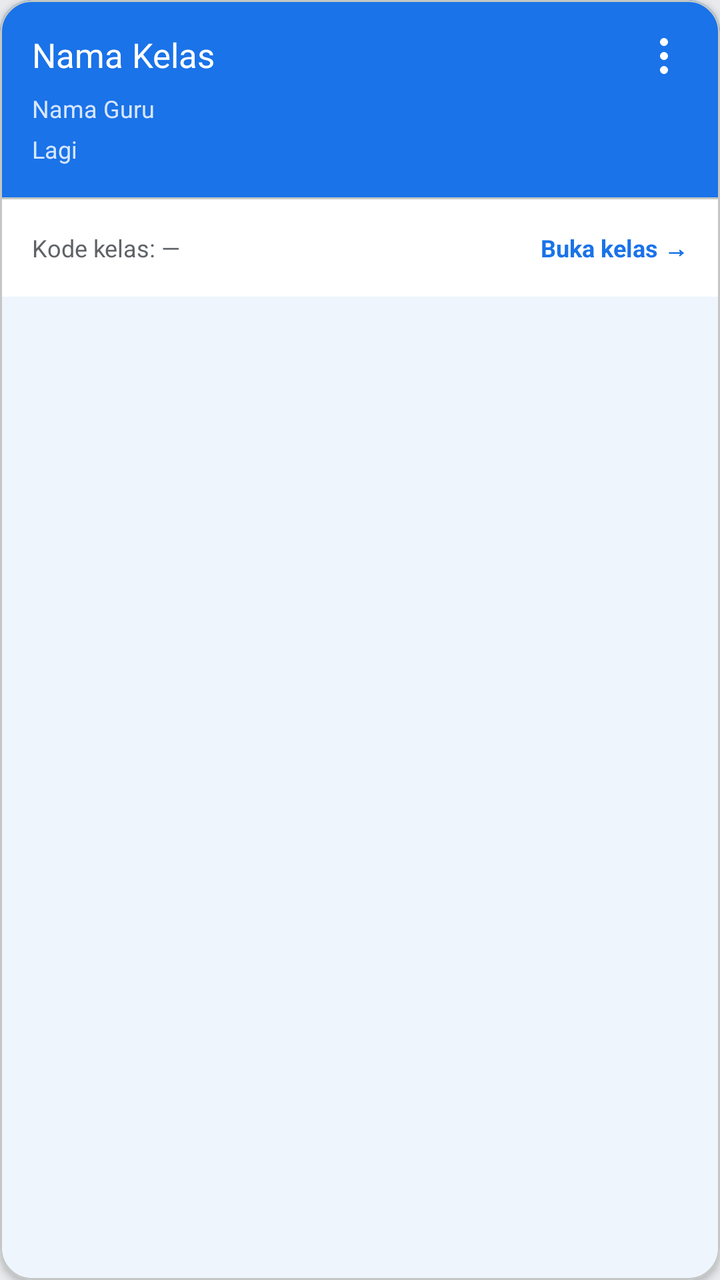
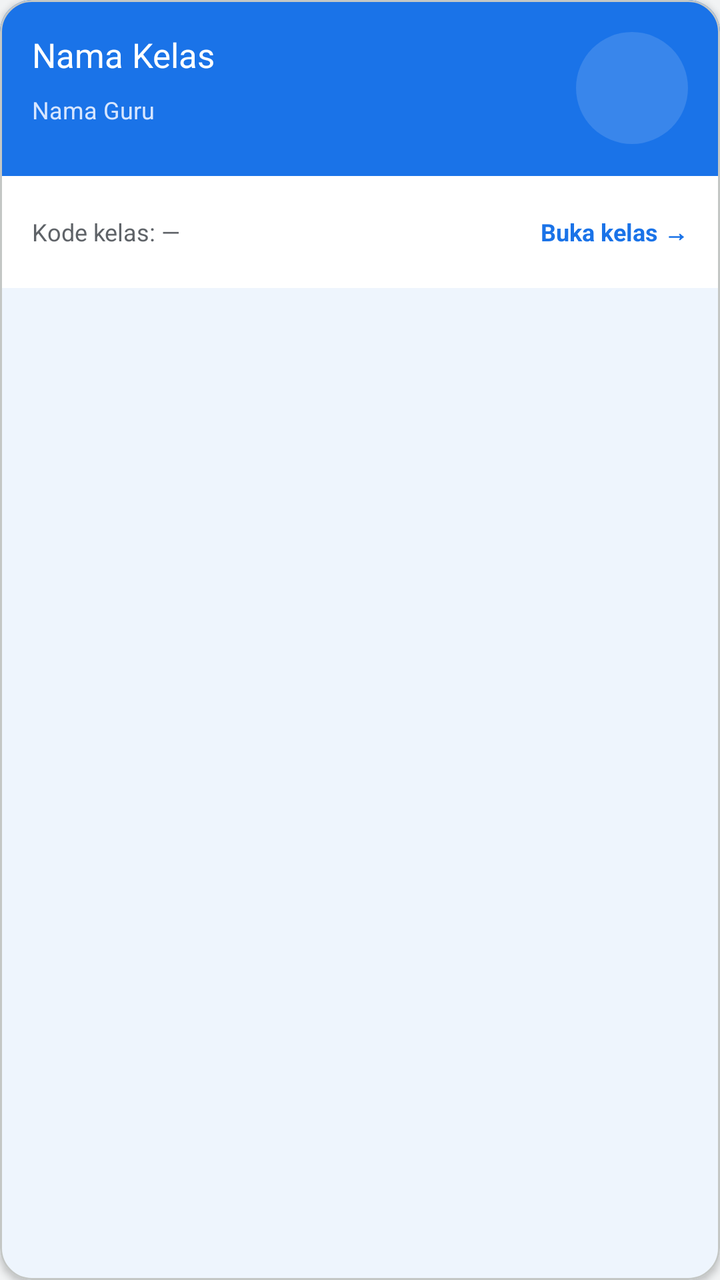

Screens rendered from an Android XML layout before and after an edit, with the pre-edit source and the edit as a unified diff.
<!-- AndroidManifest.xml: application theme Theme.StudyConnect -->
<!-- res/layout/item_kelas.xml -->
<?xml version="1.0" encoding="utf-8"?>
<com.google.android.material.card.MaterialCardView xmlns:android="http://schemas.android.com/apk/res/android"
    xmlns:app="http://schemas.android.com/apk/res-auto"
    android:layout_width="match_parent"
    android:layout_height="wrap_content"
    app:cardCornerRadius="16dp"
    app:cardElevation="2dp"
    app:strokeColor="@color/sc_divider"
    app:strokeWidth="1dp">

    <LinearLayout
        android:layout_width="match_parent"
        android:layout_height="wrap_content"
        android:orientation="vertical">

        <LinearLayout
            android:layout_width="match_parent"
            android:layout_height="wrap_content"
            android:background="@color/sc_primary"
            android:orientation="vertical"
            android:padding="16dp">

            <LinearLayout
                android:layout_width="match_parent"
                android:layout_height="wrap_content"
                android:orientation="horizontal">

                <TextView
                    android:id="@+id/namaKelas"
                    style="@style/TextSemiBold"
                    android:layout_width="0dp"
                    android:layout_height="wrap_content"
                    android:layout_weight="1"
                    android:text="Nama Kelas"
                    android:textColor="@color/sc_on_primary"
                    android:textSize="17sp" />

                <ImageView
                    android:id="@+id/more"
                    android:layout_width="24dp"
                    android:layout_height="24dp"
                    android:background="@drawable/ic_more"
                    android:backgroundTint="@color/sc_on_primary"
                    android:contentDescription="@string/text_settings" />
            </LinearLayout>

            <TextView
                android:id="@+id/namaGuru"
                android:layout_width="wrap_content"
                android:layout_height="wrap_content"
                android:layout_marginTop="6dp"
                android:text="Nama Guru"
                android:textColor="@color/sc_on_primary_subtle"
                android:textSize="12sp" />

            <TextView
                android:id="@+id/namaRuang"
                android:layout_width="wrap_content"
                android:layout_height="wrap_content"
                android:layout_marginTop="4dp"
                android:text="Lagi"
                android:textColor="@color/sc_on_primary_subtle"
                android:textSize="12sp" />
        </LinearLayout>

        <View
            android:layout_width="match_parent"
            android:layout_height="1dp"
            android:background="@color/sc_divider" />

        <LinearLayout
            android:layout_width="match_parent"
            android:layout_height="wrap_content"
            android:background="@color/sc_surface"
            android:gravity="center_vertical"
            android:orientation="horizontal"
            android:padding="16dp">

            <TextView
                android:id="@+id/kodeKelas"
                android:layout_width="0dp"
                android:layout_height="wrap_content"
                android:layout_weight="1"
                android:text="Kode kelas: —"
                android:textColor="@color/sc_on_surface_muted"
                android:textSize="12sp" />

            <TextView
                android:layout_width="wrap_content"
                android:layout_height="wrap_content"
                android:text="@string/text_buka_kelas"
                android:textColor="@color/sc_link"
                android:textSize="12sp"
                android:textStyle="bold" />
        </LinearLayout>
    </LinearLayout>
</com.google.android.material.card.MaterialCardView>
<!-- resources referenced by this layout -->
<resources>
  <color name="sc_divider">#C4C7C5</color>
  <color name="sc_link">#1A73E8</color>
  <color name="sc_on_primary">#FFFFFF</color>
  <color name="sc_on_primary_subtle">#D7E6FF</color>
  <color name="sc_on_surface_muted">#5F6368</color>
  <color name="sc_primary">#1A73E8</color>
  <color name="sc_surface">#FFFFFF</color>
  <!-- drawable ic_more (drawable) -->
  <vector xmlns:android="http://schemas.android.com/apk/res/android"
      android:width="24dp"
      android:height="24dp"
      android:viewportWidth="24"
      android:viewportHeight="24">
    <path
        android:pathData="M12,12m-1,0a1,1 0,1 0,2 0a1,1 0,1 0,-2 0"
        android:strokeLineJoin="round"
        android:strokeWidth="2"
        android:fillColor="#00000000"
        android:strokeColor="@color/white"
        android:strokeLineCap="round"/>
    <path
        android:pathData="M12,19m-1,0a1,1 0,1 0,2 0a1,1 0,1 0,-2 0"
        android:strokeLineJoin="round"
        android:strokeWidth="2"
        android:fillColor="#00000000"
        android:strokeColor="@color/white"
        android:strokeLineCap="round"/>
    <path
        android:pathData="M12,5m-1,0a1,1 0,1 0,2 0a1,1 0,1 0,-2 0"
        android:strokeLineJoin="round"
        android:strokeWidth="2"
        android:fillColor="#00000000"
        android:strokeColor="@color/white"
        android:strokeLineCap="round"/>
  </vector>
  <string name="text_buka_kelas">Buka kelas →</string>
  <string name="text_settings">Settings</string>
  <color name="white">#FFFFFFFF</color>
  <color name="md_theme_primary">#1A73E8</color>
  <color name="md_theme_onPrimary">#FFFFFF</color>
  <color name="md_theme_primaryContainer">#E8F0FE</color>
  <color name="md_theme_onPrimaryContainer">#174EA6</color>
  <color name="md_theme_secondary">#00897B</color>
  <color name="md_theme_onSecondary">#FFFFFF</color>
  <color name="md_theme_secondaryContainer">#E0F2F1</color>
  <color name="md_theme_onSecondaryContainer">#004D40</color>
  <color name="md_theme_tertiary">#7B1FA2</color>
  <color name="md_theme_onTertiary">#FFFFFF</color>
  <color name="md_theme_tertiaryContainer">#F3E8FD</color>
  <color name="md_theme_onTertiaryContainer">#4A148C</color>
  <color name="md_theme_error">#C5221F</color>
  <color name="md_theme_onError">#FFFFFF</color>
  <color name="md_theme_errorContainer">#FCE8E6</color>
  <color name="md_theme_onErrorContainer">#B31412</color>
  <color name="md_theme_background">#E8EAED</color>
  <color name="md_theme_onBackground">#202124</color>
  <color name="md_theme_surface">#FFFFFF</color>
  <color name="md_theme_onSurface">#202124</color>
  <color name="md_theme_surfaceVariant">#F1F3F4</color>
  <color name="md_theme_onSurfaceVariant">#5F6368</color>
  <color name="md_theme_outline">#C4C7C5</color>
  <color name="md_theme_outlineVariant">#E8EAED</color>
  <color name="md_theme_inverseSurface">#202124</color>
  <color name="md_theme_inverseOnSurface">#E8EAED</color>
  <color name="md_theme_inversePrimary">#8AB4F8</color>
  <color name="md_theme_primaryFixed">#E8F0FE</color>
  <color name="md_theme_onPrimaryFixed">#174EA6</color>
  <color name="md_theme_primaryFixedDim">#D7E6FF</color>
  <color name="md_theme_onPrimaryFixedVariant">#1A73E8</color>
  <color name="md_theme_secondaryFixed">#E0F2F1</color>
  <color name="md_theme_onSecondaryFixed">#004D40</color>
  <color name="md_theme_secondaryFixedDim">#B2DFDB</color>
  <color name="md_theme_tertiaryFixed">#F3E8FD</color>
  <color name="md_theme_onTertiaryFixed">#4A148C</color>
  <color name="md_theme_tertiaryFixedDim">#E1BEE7</color>
  <color name="md_theme_onTertiaryFixedVariant">#7B1FA2</color>
  <color name="md_theme_surfaceDim">#DADCE0</color>
  <color name="md_theme_surfaceBright">#FFFFFF</color>
  <color name="md_theme_surfaceContainerLowest">#FFFFFF</color>
  <color name="md_theme_surfaceContainerLow">#F8F9FA</color>
  <color name="md_theme_surfaceContainer">#F1F3F4</color>
  <color name="md_theme_surfaceContainerHigh">#E8EAED</color>
  <color name="md_theme_surfaceContainerHighest">#DADCE0</color>
  <!-- unchanged entries left out for length: 4 -->
</resources>

<!-- the commit's change to res/layout/item_kelas.xml (unified diff, before → after) -->
@@ -3,6 +3,8 @@
     xmlns:app="http://schemas.android.com/apk/res-auto"
     android:layout_width="match_parent"
     android:layout_height="wrap_content"
+    android:layout_marginBottom="16dp"
+    app:cardBackgroundColor="@color/sc_surface"
     app:cardCornerRadius="16dp"
     app:cardElevation="2dp"
     app:strokeColor="@color/sc_divider"
@@ -14,67 +16,53 @@
         android:orientation="vertical">
 
         <LinearLayout
+            android:id="@+id/cardHeader"
             android:layout_width="match_parent"
-            android:layout_height="wrap_content"
+            android:layout_height="88dp"
             android:background="@color/sc_primary"
-            android:orientation="vertical"
+            android:orientation="horizontal"
             android:padding="16dp">
 
             <LinearLayout
-                android:layout_width="match_parent"
-                android:layout_height="wrap_content"
-                android:orientation="horizontal">
+                android:layout_width="0dp"
+                android:layout_height="match_parent"
+                android:layout_weight="1"
+                android:orientation="vertical">
 
                 <TextView
                     android:id="@+id/namaKelas"
                     style="@style/TextSemiBold"
-                    android:layout_width="0dp"
+                    android:layout_width="match_parent"
                     android:layout_height="wrap_content"
-                    android:layout_weight="1"
                     android:text="Nama Kelas"
                     android:textColor="@color/sc_on_primary"
                     android:textSize="17sp" />
 
-                <ImageView
-                    android:id="@+id/more"
-                    android:layout_width="24dp"
-                    android:layout_height="24dp"
-                    android:background="@drawable/ic_more"
-                    android:backgroundTint="@color/sc_on_primary"
-                    android:contentDescription="@string/text_settings" />
+                <TextView
+                    android:id="@+id/namaGuru"
+                    android:layout_width="match_parent"
+                    android:layout_height="wrap_content"
+                    android:layout_marginTop="8dp"
+                    android:text="Nama Guru"
+                    android:textColor="@color/sc_on_primary_subtle"
+                    android:textSize="12sp" />
             </LinearLayout>
 
-            <TextView
-                android:id="@+id/namaGuru"
-                android:layout_width="wrap_content"
-                android:layout_height="wrap_content"
-                android:layout_marginTop="6dp"
-                android:text="Nama Guru"
-                android:textColor="@color/sc_on_primary_subtle"
-                android:textSize="12sp" />
-
-            <TextView
-                android:id="@+id/namaRuang"
-                android:layout_width="wrap_content"
-                android:layout_height="wrap_content"
-                android:layout_marginTop="4dp"
-                android:text="Lagi"
-                android:textColor="@color/sc_on_primary_subtle"
-                android:textSize="12sp" />
+            <View
+                android:id="@+id/decorCircle"
+                android:layout_width="56dp"
+                android:layout_height="56dp"
+                android:background="@drawable/sc_circle_decor" />
         </LinearLayout>
-
-        <View
-            android:layout_width="match_parent"
-            android:layout_height="1dp"
-            android:background="@color/sc_divider" />
 
         <LinearLayout
             android:layout_width="match_parent"
-            android:layout_height="wrap_content"
+            android:layout_height="56dp"
             android:background="@color/sc_surface"
             android:gravity="center_vertical"
             android:orientation="horizontal"
-            android:padding="16dp">
+            android:paddingStart="16dp"
+            android:paddingEnd="16dp">
 
             <TextView
                 android:id="@+id/kodeKelas"
@@ -93,5 +81,12 @@
                 android:textSize="12sp"
                 android:textStyle="bold" />
         </LinearLayout>
+
+        
+        <TextView
+            android:id="@+id/namaRuang"
+            android:layout_width="0dp"
+            android:layout_height="0dp"
+            android:visibility="gone" />
     </LinearLayout>
 </com.google.android.material.card.MaterialCardView>
<!-- resource entries referenced after the edit -->
@@ -7,37 +7,13 @@
   <color name="sc_on_surface_muted">#5F6368</color>
   <color name="sc_primary">#1A73E8</color>
   <color name="sc_surface">#FFFFFF</color>
-  <!-- drawable ic_more (drawable) -->
-  <vector xmlns:android="http://schemas.android.com/apk/res/android"
-      android:width="24dp"
-      android:height="24dp"
-      android:viewportWidth="24"
-      android:viewportHeight="24">
-    <path
-        android:pathData="M12,12m-1,0a1,1 0,1 0,2 0a1,1 0,1 0,-2 0"
-        android:strokeLineJoin="round"
-        android:strokeWidth="2"
-        android:fillColor="#00000000"
-        android:strokeColor="@color/white"
-        android:strokeLineCap="round"/>
-    <path
-        android:pathData="M12,19m-1,0a1,1 0,1 0,2 0a1,1 0,1 0,-2 0"
-        android:strokeLineJoin="round"
-        android:strokeWidth="2"
-        android:fillColor="#00000000"
-        android:strokeColor="@color/white"
-        android:strokeLineCap="round"/>
-    <path
-        android:pathData="M12,5m-1,0a1,1 0,1 0,2 0a1,1 0,1 0,-2 0"
-        android:strokeLineJoin="round"
-        android:strokeWidth="2"
-        android:fillColor="#00000000"
-        android:strokeColor="@color/white"
-        android:strokeLineCap="round"/>
-  </vector>
+  <!-- drawable sc_circle_decor (drawable) -->
+  <?xml version="1.0" encoding="utf-8"?>
+  <shape xmlns:android="http://schemas.android.com/apk/res/android"
+      android:shape="oval">
+      <solid android:color="#22FFFFFF" />
+  </shape>
   <string name="text_buka_kelas">Buka kelas →</string>
-  <string name="text_settings">Settings</string>
-  <color name="white">#FFFFFFFF</color>
   <color name="md_theme_primary">#1A73E8</color>
   <color name="md_theme_onPrimary">#FFFFFF</color>
   <color name="md_theme_primaryContainer">#E8F0FE</color>
@@ -54,7 +30,7 @@
   <color name="md_theme_onError">#FFFFFF</color>
   <color name="md_theme_errorContainer">#FCE8E6</color>
   <color name="md_theme_onErrorContainer">#B31412</color>
-  <color name="md_theme_background">#E8EAED</color>
+  <color name="md_theme_background">#F1F3F4</color>
   <color name="md_theme_onBackground">#202124</color>
   <color name="md_theme_surface">#FFFFFF</color>
   <color name="md_theme_onSurface">#202124</color>
